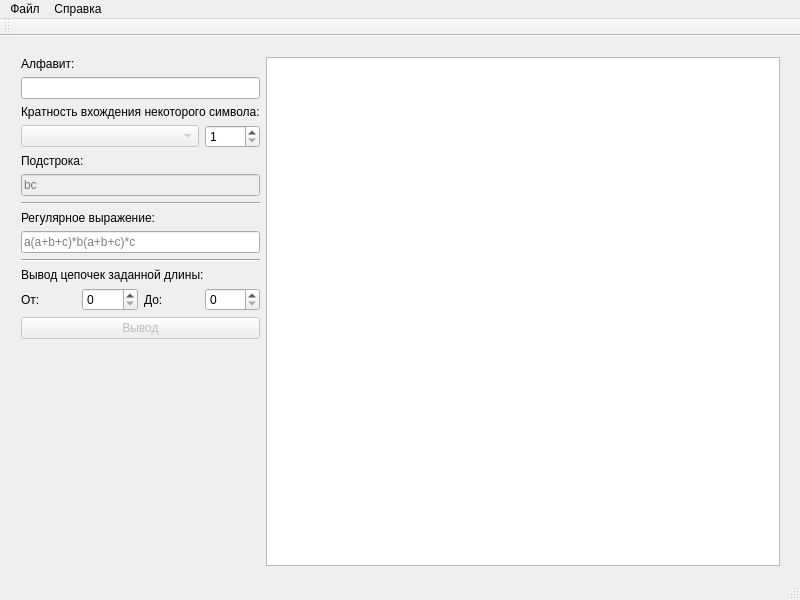
Old version of the form TyaP_CourseWork/mainwindow.ui in the repository LetsOffBrains/QtProj.
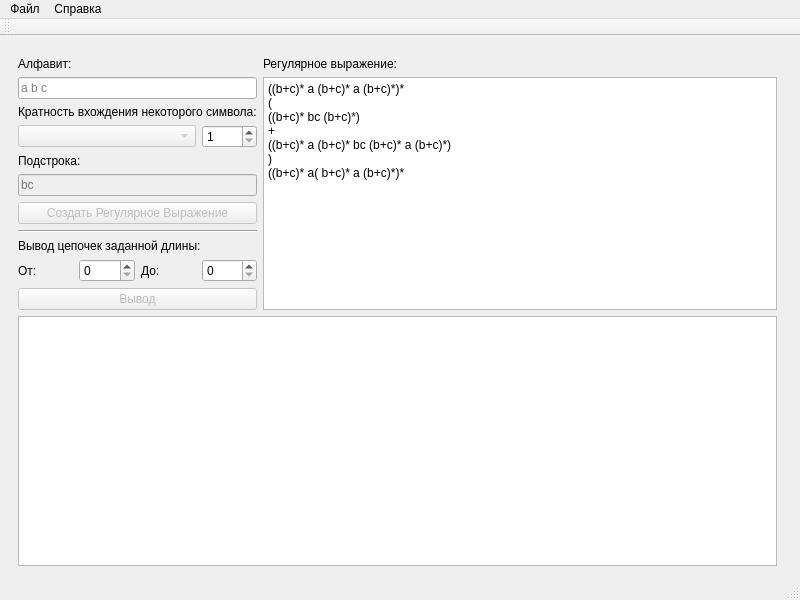
New version of the form.

Patch:
```diff
--- a/TyaP_CourseWork/mainwindow.ui
+++ b/TyaP_CourseWork/mainwindow.ui
@@ -32,10 +32,10 @@
    <string>Курсовой Проект</string>
   </property>
   <widget class="QWidget" name="centralWidget">
-   <widget class="QWidget" name="">
+   <widget class="QWidget" name="layoutWidget">
     <property name="geometry">
      <rect>
-      <x>10</x>
+      <x>7</x>
       <y>10</y>
       <width>781</width>
       <height>531</height>
@@ -49,26 +49,19 @@
        </property>
       </widget>
      </item>
-     <item row="0" column="4" rowspan="14">
-      <widget class="QListWidget" name="listWidget">
-       <property name="sortingEnabled">
-        <bool>true</bool>
-       </property>
-      </widget>
-     </item>
      <item row="1" column="0" colspan="4">
       <widget class="QLineEdit" name="leTerm">
        <property name="toolTip">
         <string>Входной алфавит</string>
        </property>
        <property name="inputMask">
-        <string>X x x x x x x x x x; </string>
+        <string/>
        </property>
        <property name="text">
-        <string>         </string>
+        <string/>
        </property>
        <property name="maxLength">
-        <number>19</number>
+        <number>32767</number>
        </property>
        <property name="cursorPosition">
         <number>0</number>
@@ -78,23 +71,20 @@
        </property>
       </widget>
      </item>
+     <item row="0" column="4">
+      <widget class="QLabel" name="lRegExp">
+       <property name="text">
+        <string>Регулярное выражение:</string>
+       </property>
+      </widget>
+     </item>
      <item row="2" column="0" colspan="4">
-      <widget class="QLabel" name="label">
+      <widget class="QLabel" name="lRepeat">
        <property name="text">
         <string>Кратность вхождения некоторого символа:</string>
        </property>
       </widget>
      </item>
-     <item row="3" column="0" colspan="3">
-      <widget class="QComboBox" name="comboBox">
-       <property name="enabled">
-        <bool>false</bool>
-       </property>
-       <property name="toolTip">
-        <string>Символ, кратность которого нужно учитывать</string>
-       </property>
-      </widget>
-     </item>
      <item row="3" column="3">
       <widget class="QSpinBox" name="sbMul">
        <property name="toolTip">
@@ -108,13 +98,6 @@
        </property>
       </widget>
      </item>
-     <item row="4" column="0" colspan="4">
-      <widget class="QLabel" name="lSubString">
-       <property name="text">
-        <string>Подстрока:</string>
-       </property>
-      </widget>
-     </item>
      <item row="5" column="0" colspan="4">
       <widget class="QLineEdit" name="leSubString">
        <property name="enabled">
@@ -128,62 +111,41 @@
        </property>
       </widget>
      </item>
-     <item row="6" column="0" colspan="4">
-      <widget class="Line" name="line">
-       <property name="orientation">
-        <enum>Qt::Horizontal</enum>
-       </property>
-      </widget>
-     </item>
      <item row="7" column="0" colspan="4">
-      <widget class="QLabel" name="lRegExp">
-       <property name="text">
-        <string>Регулярное выражение:</string>
+      <widget class="Line" name="line">
+       <property name="orientation">
+        <enum>Qt::Horizontal</enum>
        </property>
       </widget>
      </item>
-     <item row="8" column="0" colspan="4">
-      <widget class="QLineEdit" name="leRegExp">
-       <property name="toolTip">
-        <string>Регулярное выражение</string>
-       </property>
-       <property name="placeholderText">
-        <string>a(a+b+c)*b(a+b+c)*c</string>
-       </property>
-      </widget>
-     </item>
-     <item row="10" column="0" colspan="4">
-      <widget class="QLabel" name="lOutPut">
-       <property name="text">
-        <string>Вывод цепочек заданной длины:</string>
-       </property>
-      </widget>
-     </item>
-     <item row="11" column="0">
+     <item row="9" column="0" rowspan="2">
       <widget class="QLabel" name="lFrom">
        <property name="text">
         <string>От:</string>
        </property>
       </widget>
      </item>
-     <item row="11" column="1">
-      <widget class="QSpinBox" name="sbFrom">
-       <property name="toolTip">
-        <string>Минимальная длина цепочек на вывод</string>
-       </property>
-       <property name="maximum">
-        <number>20</number>
-       </property>
-      </widget>
-     </item>
-     <item row="11" column="2">
+     <item row="9" column="2" rowspan="2">
       <widget class="QLabel" name="lTo">
        <property name="text">
         <string>До:</string>
        </property>
       </widget>
      </item>
-     <item row="11" column="3">
+     <item row="11" column="0" colspan="4">
+      <widget class="QPushButton" name="pbOutput">
+       <property name="enabled">
+        <bool>false</bool>
+       </property>
+       <property name="toolTip">
+        <string>Выводит цепочки заданой длины на основе регулярного выражения</string>
+       </property>
+       <property name="text">
+        <string>Вывод</string>
+       </property>
+      </widget>
+     </item>
+     <item row="9" column="3" rowspan="2">
       <widget class="QSpinBox" name="sbTo">
        <property name="toolTip">
         <string>Максимальная длина цепочек на вывод</string>
@@ -192,41 +154,91 @@
         <string/>
        </property>
        <property name="maximum">
-        <number>20</number>
+        <number>10</number>
        </property>
       </widget>
      </item>
-     <item row="13" column="0" colspan="4">
-      <spacer name="verticalSpacer">
-       <property name="orientation">
-        <enum>Qt::Vertical</enum>
+     <item row="8" column="0" colspan="4">
+      <widget class="QLabel" name="lOutPut">
+       <property name="text">
+        <string>Вывод цепочек заданной длины:</string>
        </property>
-       <property name="sizeHint" stdset="0">
-        <size>
-         <width>20</width>
-         <height>40</height>
-        </size>
+      </widget>
+     </item>
+     <item row="6" column="0" colspan="4">
+      <widget class="QPushButton" name="pbCreateReg">
+       <property name="enabled">
+        <bool>false</bool>
        </property>
-      </spacer>
+       <property name="toolTip">
+        <string>Создает регулярное выражение на основе введенных кратности и подстроки</string>
+       </property>
+       <property name="text">
+        <string>Создать Регулярное Выражение</string>
+       </property>
+      </widget>
      </item>
-     <item row="9" column="0" colspan="4">
-      <widget class="Line" name="line_2">
-       <property name="orientation">
-        <enum>Qt::Horizontal</enum>
+     <item row="9" column="1" rowspan="2">
+      <widget class="QSpinBox" name="sbFrom">
+       <property name="toolTip">
+        <string>Минимальная длина цепочек на вывод</string>
        </property>
+       <property name="maximum">
+        <number>10</number>
+       </property>
       </widget>
      </item>
-     <item row="12" column="0" colspan="4">
-      <widget class="QPushButton" name="pbOutput">
+     <item row="1" column="4" rowspan="11">
+      <widget class="QPlainTextEdit" name="teRegEx">
+       <property name="toolTip">
+        <string>&lt;html&gt;&lt;head/&gt;&lt;body&gt;&lt;p&gt;Окно ввода регулярного выражения.&lt;/p&gt;&lt;p&gt;Допустимые операторы:&lt;/p&gt;&lt;p&gt;+ - или&lt;/p&gt;&lt;p&gt;* - повторение от 0 до бесконечности&lt;/p&gt;&lt;p&gt;() - группировка&lt;/p&gt;&lt;/body&gt;&lt;/html&gt;</string>
+       </property>
+       <property name="plainText">
+        <string>((b+c)* a (b+c)* a (b+c)*)* 
+(
+((b+c)* bc (b+c)*)
++
+((b+c)* a (b+c)* bc (b+c)* a (b+c)*)
+) 
+((b+c)* a( b+c)* a (b+c)*)*
+</string>
+       </property>
+       <property name="placeholderText">
+        <string/>
+       </property>
+      </widget>
+     </item>
+     <item row="4" column="0" colspan="4">
+      <widget class="QLabel" name="lSubString">
+       <property name="text">
+        <string>Подстрока:</string>
+       </property>
+      </widget>
+     </item>
+     <item row="3" column="0" colspan="3">
+      <widget class="QComboBox" name="cbRepeat">
        <property name="enabled">
         <bool>false</bool>
        </property>
        <property name="toolTip">
-        <string>Выводит цепочки заданой длины на основе регулярного выражения</string>
+        <string>Символ, кратность которого нужно учитывать</string>
        </property>
-       <property name="text">
+      </widget>
+     </item>
+     <item row="12" column="0" colspan="5">
+      <widget class="QPlainTextEdit" name="teOutput">
+       <property name="toolTip">
         <string>Вывод</string>
        </property>
+       <property name="readOnly">
+        <bool>true</bool>
+       </property>
+       <property name="plainText">
+        <string/>
+       </property>
+       <property name="placeholderText">
+        <string/>
+       </property>
       </widget>
      </item>
     </layout>
@@ -238,7 +250,7 @@
      <x>0</x>
      <y>0</y>
      <width>800</width>
-     <height>20</height>
+     <height>21</height>
     </rect>
    </property>
    <widget class="QMenu" name="mFile">
@@ -262,7 +274,7 @@
     <enum>TopToolBarArea</enum>
    </attribute>
    <attribute name="toolBarBreak">
-    <bool>true</bool>
+    <bool>false</bool>
    </attribute>
   </widget>
   <widget class="QStatusBar" name="statusBar"/>
```
